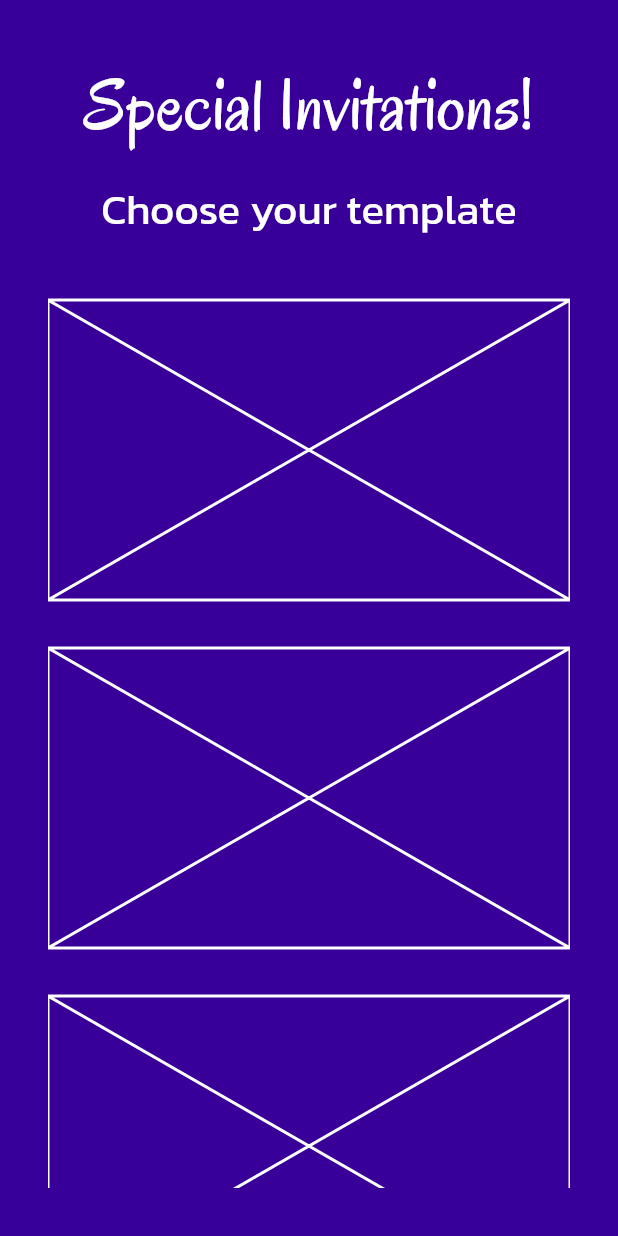
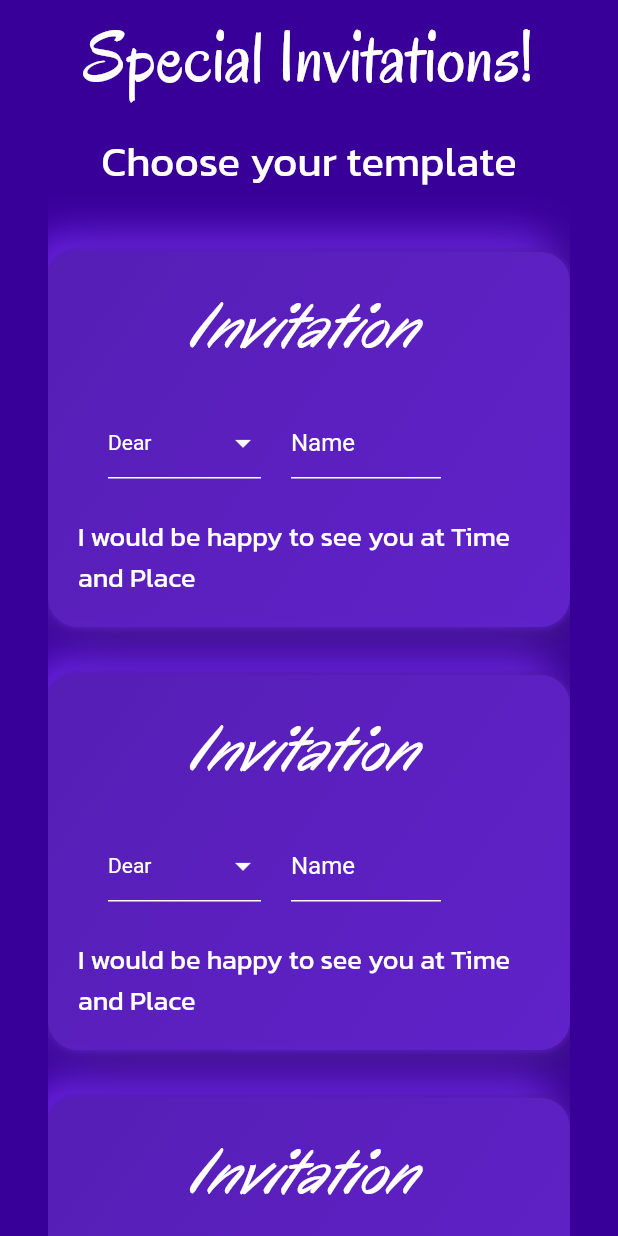
Before and after one commit to fawaz-alesayi/special-cards, a Flutter app: the screen it shows after launch, on a phone screen of 412 x 824 dp. Run offline on Flutter 3.47's test engine with Material 2 defaults, Android fonts, the light colour scheme and no system bars.

Commit message:
feature: add template widgets 📩

```diff
--- /dev/null
+++ b/lib/drop_down_button.dart
@@ -0,0 +1,53 @@
+import 'package:flutter/cupertino.dart';
+import 'package:flutter/material.dart';
+
+class GreetingsChooser extends StatefulWidget {
+  const GreetingsChooser({Key? key}) : super(key: key);
+
+  @override
+  State<StatefulWidget> createState() {
+    return _GreetingsChooserState();
+  }
+}
+
+class _GreetingsChooserState extends State<GreetingsChooser> {
+  final List<String> choices = [
+    'Dear',
+    'Greetings',
+    'Hello',
+    'Hi',
+    'Howdy',
+    'Salutations',
+    'Sup',
+    'Yo'
+  ];
+  String selectedItem = 'Dear';
+
+  @override
+  Widget build(BuildContext context) {
+    return DropdownButtonFormField<String>(
+      value: selectedItem,
+      icon: Icon(Icons.arrow_drop_down, color: Colors.white),
+      iconSize: 24,
+      elevation: 16,
+      style: TextStyle(color: Colors.black),
+      onChanged: (String? newValue) {
+        setState(() {
+          selectedItem = newValue!;
+        });
+      },
+      selectedItemBuilder: (context) => choices
+          .map<Widget>((String choice) => Text(
+                choice,
+                style: TextStyle(color: Colors.white),
+              ))
+          .toList(),
+      items: choices.map<DropdownMenuItem<String>>((String value) {
+        return DropdownMenuItem<String>(
+          value: value,
+          child: Text(value),
+        );
+      }).toList(),
+    );
+  }
+}
--- a/lib/main.dart
+++ b/lib/main.dart
@@ -1,4 +1,5 @@
 import 'package:flutter/material.dart';
+import 'package:invitation_cards/template.dart';
 
 void main() {
   runApp(const MyApp());
@@ -10,13 +11,31 @@ class MyApp extends StatelessWidget {
   @override
   Widget build(BuildContext context) {
     return MaterialApp(
-      title: 'Flutter Demo',
+      title: 'Special Cards',
       theme: ThemeData(
+        hintColor: Colors.white,
+        inputDecorationTheme: const InputDecorationTheme(
+          enabledBorder: UnderlineInputBorder(
+            borderSide: BorderSide(color: Colors.white),
+          ),
+          focusedBorder: UnderlineInputBorder(
+            borderSide: BorderSide(color: Colors.yellowAccent),
+          ),
+          border: UnderlineInputBorder(
+            borderSide: BorderSide(color: Colors.white),
+          ),
+        ),
         textTheme: const TextTheme(
           headline1: TextStyle(
               fontFamily: 'Oregano', color: Colors.white, fontSize: 48),
           headline2:
               TextStyle(fontFamily: 'Kanit', color: Colors.white, fontSize: 28),
+          headline3: TextStyle(
+              fontFamily: 'Oregano',
+              color: Colors.white,
+              fontStyle: FontStyle.italic),
+          bodyText1:
+              TextStyle(fontFamily: 'Kanit', color: Colors.white, fontSize: 18),
         ),
         primarySwatch: const MaterialColor(0xFF390099, {
           50: Color(0xFFE7E0F3),
@@ -50,7 +69,7 @@ class HomePage extends StatelessWidget {
     return Scaffold(
       backgroundColor: Theme.of(context).primaryColor,
       body: Container(
-        padding: const EdgeInsets.all(32),
+        padding: const EdgeInsets.symmetric(horizontal: 32),
         child: ListView(
           children: [
             Padding(
@@ -74,11 +93,20 @@ class HomePage extends StatelessWidget {
               ),
             ),
             const SizedBox(height: 32),
-            Placeholder(fallbackHeight: 200, color: Colors.white),
+            TemplateWidget(
+                template: Template(
+                    body: "I would be happy to see you at Time and Place",
+                    userInputs: ['Name'])),
             const SizedBox(height: 32),
-            Placeholder(fallbackHeight: 200, color: Colors.white),
+            TemplateWidget(
+                template: Template(
+                    body: "I would be happy to see you at Time and Place",
+                    userInputs: ['Name'])),
             const SizedBox(height: 32),
-            Placeholder(fallbackHeight: 200, color: Colors.white)
+            TemplateWidget(
+                template: Template(
+                    body: "I would be happy to see you at Time and Place",
+                    userInputs: ['Name'])),
           ],
         ),
       ),
--- /dev/null
+++ b/lib/template.dart
@@ -0,0 +1,153 @@
+import 'package:flutter/material.dart';
+import 'package:flutter/widgets.dart';
+import 'package:invitation_cards/drop_down_button.dart';
+
+class Template {
+  String title;
+  String body;
+  List<String> userInputs;
+
+  Template(
+      {required this.body,
+      required this.userInputs,
+      this.title = "Invitation"});
+}
+
+class TemplateWidget extends StatefulWidget {
+  final Template template;
+
+  TemplateWidget({required this.template});
+
+  @override
+  _TemplateWidgetState createState() => _TemplateWidgetState();
+}
+
+class _TemplateWidgetState extends State<TemplateWidget> {
+  late List<String> userInputs;
+
+  @override
+  void initState() {
+    super.initState();
+    userInputs = List.from(widget.template.userInputs);
+  }
+
+  @override
+  Widget build(BuildContext context) {
+    return Container(
+      padding: const EdgeInsets.all(20.0),
+      height: 250.0,
+      decoration: const BoxDecoration(
+        borderRadius: BorderRadius.all(Radius.circular(20)),
+        gradient: LinearGradient(colors: [
+          Color(0xFF561EB5),
+          Color(0xFF6022C9),
+        ], begin: Alignment.topLeft, end: Alignment.bottomRight),
+        boxShadow: [
+          BoxShadow(
+            color: Color(
+              0xe53f1684,
+            ),
+            offset: Offset(
+              11,
+              11,
+            ),
+            blurRadius: 28,
+          ),
+          BoxShadow(
+            color: Color(
+              0xe5772afa,
+            ),
+            offset: Offset(
+              -11,
+              -11,
+            ),
+            blurRadius: 22,
+          ),
+          BoxShadow(
+            color: Color(
+              0x333f1684,
+            ),
+            offset: Offset(
+              11,
+              -11,
+            ),
+            blurRadius: 22,
+          ),
+          BoxShadow(
+            color: Color(
+              0x333f1684,
+            ),
+            offset: Offset(
+              -11,
+              11,
+            ),
+            blurRadius: 22,
+          ),
+          BoxShadow(
+            color: Color(
+              0x7f3f1684,
+            ),
+            offset: Offset(
+              -1,
+              -1,
+            ),
+            blurRadius: 2,
+          ),
+          BoxShadow(
+            color: Color(
+              0x4c772afa,
+            ),
+            offset: Offset(
+              1,
+              1,
+            ),
+            blurRadius: 2,
+          ),
+        ],
+      ),
+      child: Flex(
+        direction: Axis.vertical,
+        mainAxisAlignment: MainAxisAlignment.spaceBetween,
+        children: [
+          Text(widget.template.title,
+              style: Theme.of(context).textTheme.headline3),
+          Row(
+
+            children: [
+              const Padding(
+                padding: EdgeInsets.symmetric(horizontal: 20.0),
+                child: SizedBox(child: GreetingsChooser(), width: 102),
+              ),
+              SizedBox(
+                width: 100,
+                child: TextField(
+                  style: TextStyle(color: Colors.white),
+                  decoration: const InputDecoration(
+                    hintText: "Name",
+                    contentPadding: EdgeInsets.all(0.0),
+                    border: UnderlineInputBorder(
+                      borderSide: BorderSide(
+                        color: Colors.white,
+                      ),
+                    ),
+                  ),
+                  onChanged: (value) {
+                    setState(() {
+                      userInputs[0] = value;
+                    });
+                  },
+                ),
+              ),
+            ],
+          ),
+          Wrap(
+            children: [
+              Text(widget.template.body,
+                  style: Theme.of(context).textTheme.bodyText1)
+            ],
+          ),
+        ],
+      ),
+    );
+  }
+}
```
Also changed, not shown: 1 other file.
